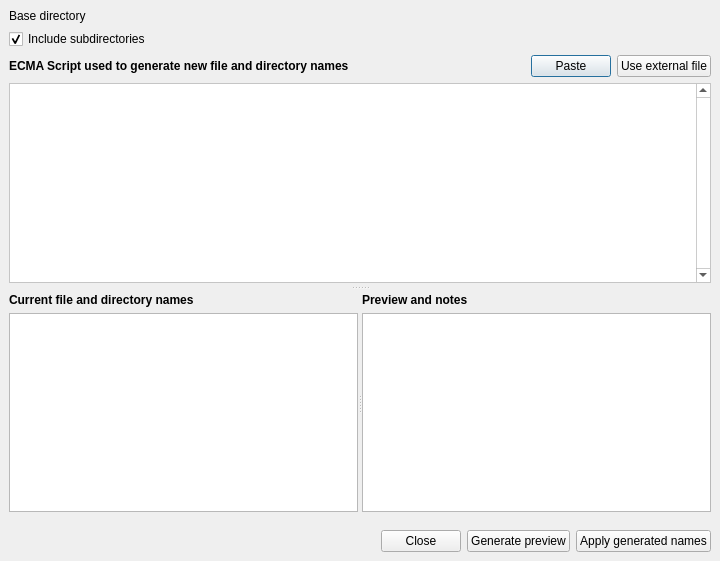
Before: the Qt Designer form gui/renamefilesdialog.ui in Martchus/tageditor, drawn with Qt 5.
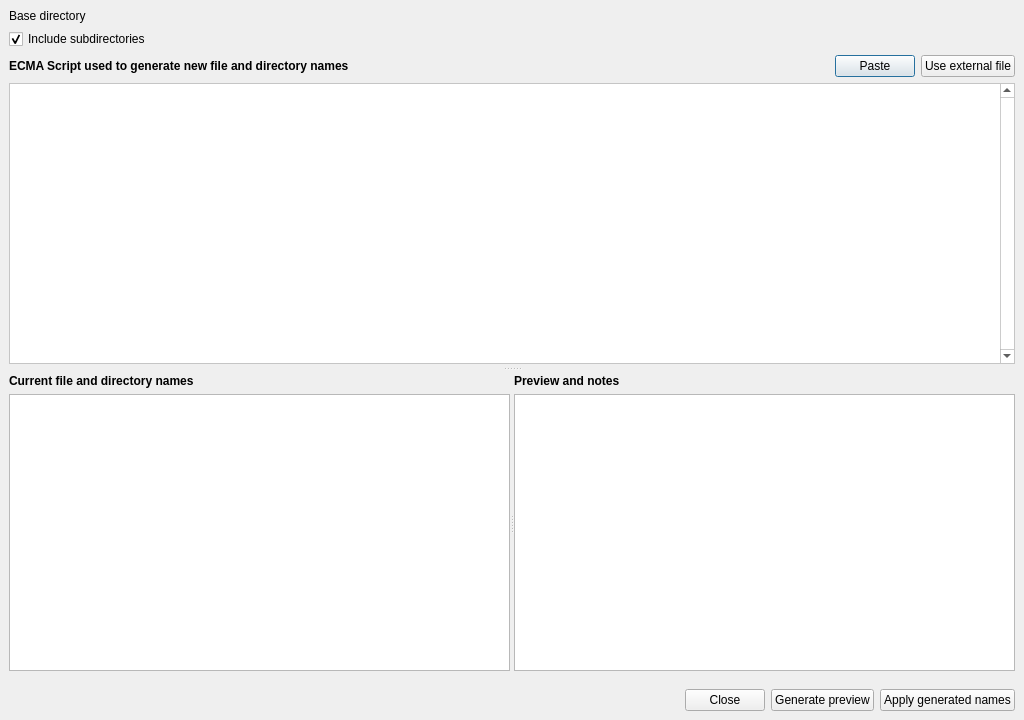
After: the same form once the commit is applied. Icons and pictures are not drawn. Custom widgets are drawn as their Qt base class.

Commit message: Set window icon of RenameFilesDialog

What changed in the file:
```diff
--- a/gui/renamefilesdialog.ui
+++ b/gui/renamefilesdialog.ui
@@ -6,8 +6,8 @@
    <rect>
     <x>0</x>
     <y>0</y>
-    <width>720</width>
-    <height>561</height>
+    <width>1024</width>
+    <height>720</height>
    </rect>
   </property>
   <property name="windowTitle">
@@ -277,6 +277,15 @@
                      </color>
                     </brush>
                    </colorrole>
+                   <colorrole role="PlaceholderText">
+                    <brush brushstyle="NoBrush">
+                     <color alpha="128">
+                      <red>0</red>
+                      <green>0</green>
+                      <blue>0</blue>
+                     </color>
+                    </brush>
+                   </colorrole>
                   </active>
                   <inactive>
                    <colorrole role="WindowText">
@@ -414,6 +423,15 @@
                      </color>
                     </brush>
                    </colorrole>
+                   <colorrole role="PlaceholderText">
+                    <brush brushstyle="NoBrush">
+                     <color alpha="128">
+                      <red>0</red>
+                      <green>0</green>
+                      <blue>0</blue>
+                     </color>
+                    </brush>
+                   </colorrole>
                   </inactive>
                   <disabled>
                    <colorrole role="WindowText">
@@ -551,6 +569,15 @@
                      </color>
                     </brush>
                    </colorrole>
+                   <colorrole role="PlaceholderText">
+                    <brush brushstyle="NoBrush">
+                     <color alpha="128">
+                      <red>0</red>
+                      <green>0</green>
+                      <blue>0</blue>
+                     </color>
+                    </brush>
+                   </colorrole>
                   </disabled>
                  </palette>
                 </property>
```
Left out of the diff: 8 changed lines with no effect on the pictures.
